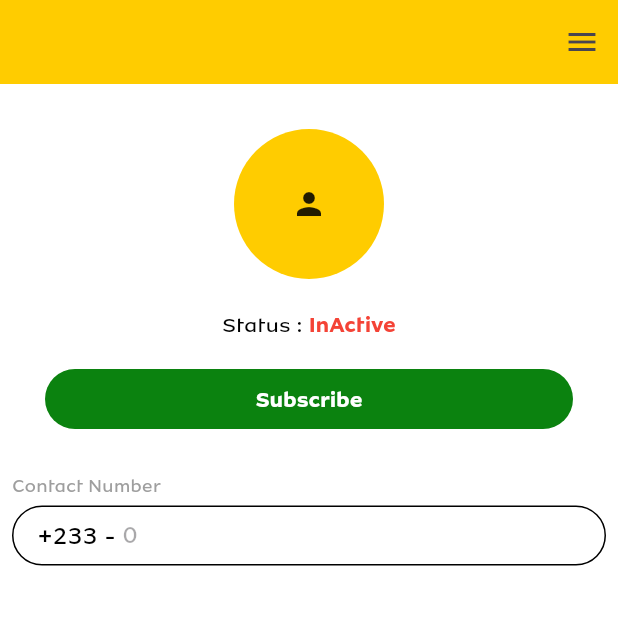
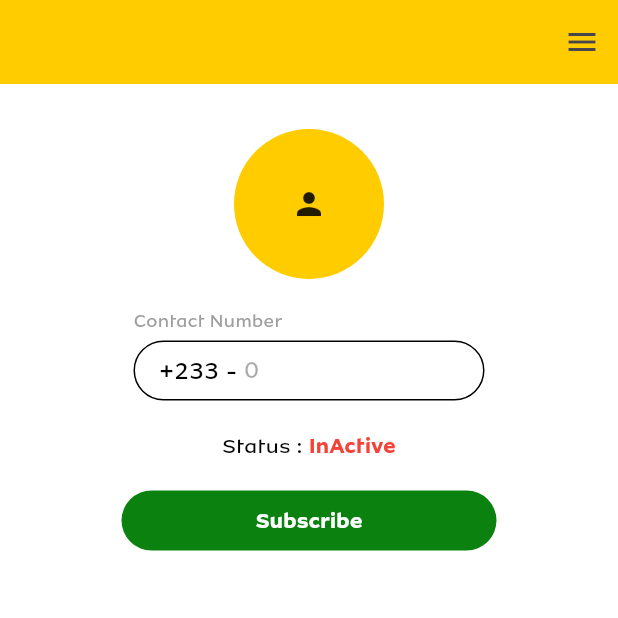
Before and after one commit to skysixdee/mtn_ghana_wp, a Flutter app: the ProfileScreen screen opened by its route, on a phone screen of 412 x 824 dp, the top half of it. Run offline on Flutter 3.47's test engine with Material 3 defaults, Android fonts, the phone set to English and light mode, and no system bars; our stand-ins replace basic_utils, cached_network_image, get, go_router, just_audio, numberpicker and 6 more; missing offline and left inert: carousel_slider_plus, encrypt, google_tag_manager, number_paginator, pointycastle; accounts and stored records are empty; network calls fail.

Commit message:
profile widget alignment in center

```diff
--- a/lib/files/screens/profile_screen/profile_screen.dart
+++ b/lib/files/screens/profile_screen/profile_screen.dart
@@ -56,17 +56,18 @@ class ProfileScreen extends StatelessWidget {
     return SizedBox(
       width: 1000,
       child: Padding(
-        padding: const EdgeInsets.symmetric(horizontal: 0.0),
-        child: si.isMobile ? mobileColumn(si) : deskTopLeftWidgt(si),
-      ),
+          padding: const EdgeInsets.symmetric(horizontal: 0.0),
+          child: mobileColumn(
+              si) //si.isMobile ? mobileColumn(si) : deskTopLeftWidgt(si),
+          ),
     );
   }
 
   Column mobileColumn(SizingInformation si) {
     return Column(
       children: [
-        profileImage(),
-        deskTopMainContainer(si),
+        profileImage(si),
+        //deskTopMainContainer(si),
       ],
     );
   }
@@ -77,19 +78,19 @@ class ProfileScreen extends StatelessWidget {
       crossAxisAlignment: CrossAxisAlignment.start,
       mainAxisSize: MainAxisSize.min,
       children: [
-        profileImage(),
-        Flexible(
-            child: Padding(
-          padding: const EdgeInsets.symmetric(
-            vertical: 40.0,
-          ),
-          child: deskTopMainContainer(si),
-        )),
+        profileImage(si),
+        // Flexible(
+        //     child: Padding(
+        //   padding: const EdgeInsets.symmetric(
+        //     vertical: 40.0,
+        //   ),
+        //   child: deskTopMainContainer(si),
+        // )),
       ],
     );
   }
 
-  Widget profileImage() {
+  Widget profileImage(SizingInformation si) {
     return Padding(
       padding: const EdgeInsets.all(30.0),
       child: Column(
@@ -107,6 +108,7 @@ class ProfileScreen extends StatelessWidget {
             child: const Icon(Icons.person),
           ),
           const SizedBox(height: 20),
+          SizedBox(width: 250, child: deskTopMainContainer(si)),
           status(),
           subscriptionPlanWidget(),
           const SizedBox(height: 8),
@@ -163,6 +165,7 @@ class ProfileScreen extends StatelessWidget {
         return con.isSubscribing.value
             ? loadingIndicator()
             : GenericButton(
+                width: 250,
                 padding: const EdgeInsets.symmetric(horizontal: 40),
                 title: con.packStatusDetails?.packName == null
                     ? subscribeStr
@@ -184,7 +187,7 @@ class ProfileScreen extends StatelessWidget {
 
   Widget deskTopMainContainer(SizingInformation si) {
     return Padding(
-      padding: EdgeInsets.symmetric(horizontal: si.isMobile ? 8 : 30),
+      padding: EdgeInsets.symmetric(horizontal: si.isMobile ? 8 : 8),
       child: Column(
         crossAxisAlignment: CrossAxisAlignment.start,
         mainAxisAlignment: MainAxisAlignment.start,
@@ -197,7 +200,7 @@ class ProfileScreen extends StatelessWidget {
               Expanded(child: prefrenceBuilder(si)),
             ],
           ),
-          const SizedBox(height: 30),
+          //const SizedBox(height: 30),
           //bottomButtons(si)
         ],
       ),
```
